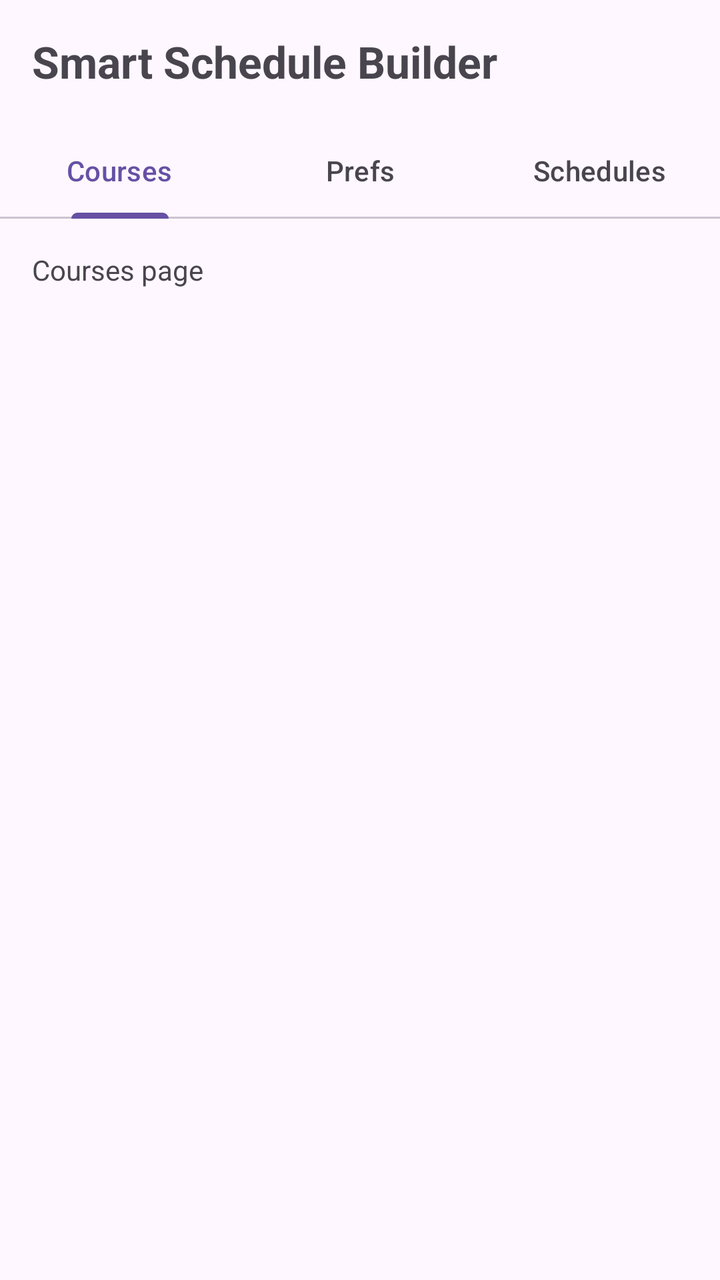
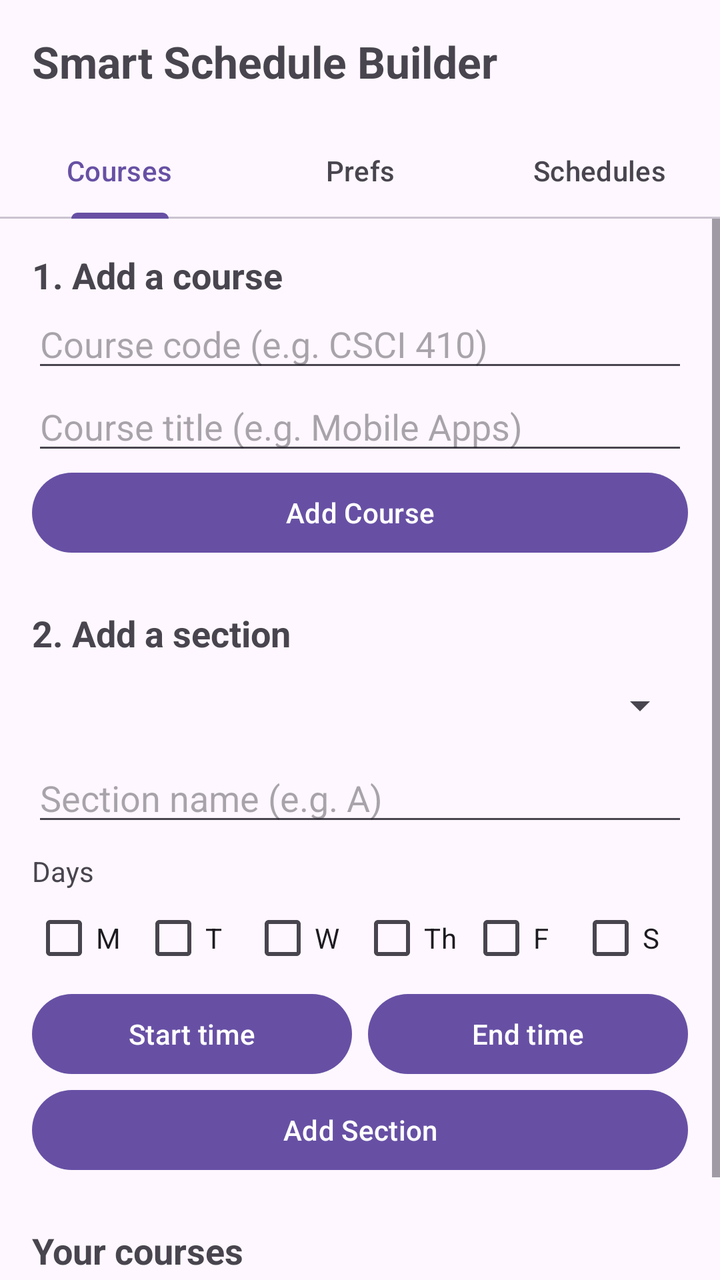

The first picture is an Android layout as it rendered before a commit; the second is the same layout after the commit. The layout source and the unified diff follow.
<!-- AndroidManifest.xml: application theme Theme.SmartScheduleBuilder -->
<!-- res/layout/activity_main.xml -->
<?xml version="1.0" encoding="utf-8"?>
<LinearLayout xmlns:android="http://schemas.android.com/apk/res/android"
    xmlns:app="http://schemas.android.com/apk/res-auto"
    android:id="@+id/main"
    android:layout_width="match_parent"
    android:layout_height="match_parent"
    android:orientation="vertical">

    
    <TextView
        android:layout_width="match_parent"
        android:layout_height="wrap_content"
        android:padding="16dp"
        android:text="Smart Schedule Builder"
        android:textSize="22sp"
        android:textStyle="bold" />

    
    <com.google.android.material.tabs.TabLayout
        android:id="@+id/tabLayout"
        android:layout_width="match_parent"
        android:layout_height="wrap_content"
        app:tabGravity="fill"
        app:tabMode="fixed">

        <com.google.android.material.tabs.TabItem
            android:layout_width="wrap_content"
            android:layout_height="wrap_content"
            android:text="Courses" />

        <com.google.android.material.tabs.TabItem
            android:layout_width="wrap_content"
            android:layout_height="wrap_content"
            android:text="Prefs" />

        <com.google.android.material.tabs.TabItem
            android:layout_width="wrap_content"
            android:layout_height="wrap_content"
            android:text="Schedules" />
    </com.google.android.material.tabs.TabLayout>

    
    <FrameLayout
        android:layout_width="match_parent"
        android:layout_height="0dp"
        android:layout_weight="1">

        
        <LinearLayout
            android:id="@+id/pageCourses"
            android:layout_width="match_parent"
            android:layout_height="match_parent"
            android:orientation="vertical"
            android:padding="16dp"
            android:visibility="visible">

            <TextView
                android:layout_width="wrap_content"
                android:layout_height="wrap_content"
                android:text="Courses page" />
        </LinearLayout>

        
        <LinearLayout
            android:id="@+id/pagePrefs"
            android:layout_width="match_parent"
            android:layout_height="match_parent"
            android:orientation="vertical"
            android:padding="16dp"
            android:visibility="gone">

            <TextView
                android:layout_width="wrap_content"
                android:layout_height="wrap_content"
                android:text="Preferences page" />
        </LinearLayout>

        
        <LinearLayout
            android:id="@+id/pageSchedules"
            android:layout_width="match_parent"
            android:layout_height="match_parent"
            android:orientation="vertical"
            android:padding="16dp"
            android:visibility="gone">

            <TextView
                android:layout_width="wrap_content"
                android:layout_height="wrap_content"
                android:text="Schedules page" />
        </LinearLayout>
    </FrameLayout>
</LinearLayout>
<!-- resources referenced by this layout -->
<resources>
  <style name="Theme.SmartScheduleBuilder" parent="Base.Theme.SmartScheduleBuilder" />
  <style name="Base.Theme.SmartScheduleBuilder" parent="Theme.Material3.DayNight.NoActionBar">
          
          
      </style>
</resources>

<!-- the commit's change to res/layout/activity_main.xml (unified diff, before → after) -->
@@ -46,19 +46,142 @@
         android:layout_weight="1">
 
         
-        <LinearLayout
+        <ScrollView
             android:id="@+id/pageCourses"
             android:layout_width="match_parent"
             android:layout_height="match_parent"
-            android:orientation="vertical"
-            android:padding="16dp"
             android:visibility="visible">
 
-            <TextView
-                android:layout_width="wrap_content"
+            <LinearLayout
+                android:layout_width="match_parent"
                 android:layout_height="wrap_content"
-                android:text="Courses page" />
-        </LinearLayout>
+                android:orientation="vertical"
+                android:padding="16dp">
+
+                
+                <TextView
+                    android:layout_width="wrap_content"
+                    android:layout_height="wrap_content"
+                    android:text="1. Add a course"
+                    android:textSize="18sp"
+                    android:textStyle="bold" />
+
+                <EditText
+                    android:id="@+id/inputCourseCode"
+                    android:layout_width="match_parent"
+                    android:layout_height="wrap_content"
+                    android:hint="Course code (e.g. CSCI 410)"
+                    android:inputType="textCapCharacters" />
+
+                <EditText
+                    android:id="@+id/inputCourseTitle"
+                    android:layout_width="match_parent"
+                    android:layout_height="wrap_content"
+                    android:hint="Course title (e.g. Mobile Apps)"
+                    android:inputType="textCapWords" />
+
+                <Button
+                    android:id="@+id/btnAddCourse"
+                    android:layout_width="match_parent"
+                    android:layout_height="wrap_content"
+                    android:text="Add Course" />
+
+                
+                <TextView
+                    android:layout_width="wrap_content"
+                    android:layout_height="wrap_content"
+                    android:layout_marginTop="24dp"
+                    android:text="2. Add a section"
+                    android:textSize="18sp"
+                    android:textStyle="bold" />
+
+                <Spinner
+                    android:id="@+id/spinnerCourse"
+                    android:layout_width="match_parent"
+                    android:layout_height="48dp" />
+
+                <EditText
+                    android:id="@+id/inputSectionName"
+                    android:layout_width="match_parent"
+                    android:layout_height="wrap_content"
+                    android:hint="Section name (e.g. A)"
+                    android:inputType="textCapCharacters" />
+
+                <TextView
+                    android:layout_width="wrap_content"
+                    android:layout_height="wrap_content"
+                    android:layout_marginTop="8dp"
+                    android:text="Days" />
+
+                <LinearLayout
+                    android:layout_width="match_parent"
+                    android:layout_height="wrap_content"
+                    android:orientation="horizontal">
+
+                    <CheckBox android:id="@+id/checkMon" android:layout_width="0dp" android:layout_height="wrap_content" android:layout_weight="1" android:text="M" />
+                    <CheckBox android:id="@+id/checkTue" android:layout_width="0dp" android:layout_height="wrap_content" android:layout_weight="1" android:text="T" />
+                    <CheckBox android:id="@+id/checkWed" android:layout_width="0dp" android:layout_height="wrap_content" android:layout_weight="1" android:text="W" />
+                    <CheckBox android:id="@+id/checkThu" android:layout_width="0dp" android:layout_height="wrap_content" android:layout_weight="1" android:text="Th" />
+                    <CheckBox android:id="@+id/checkFri" android:layout_width="0dp" android:layout_height="wrap_content" android:layout_weight="1" android:text="F" />
+                    <CheckBox android:id="@+id/checkSat" android:layout_width="0dp" android:layout_height="wrap_content" android:layout_weight="1" android:text="S" />
+                </LinearLayout>
+
+                <LinearLayout
+                    android:layout_width="match_parent"
+                    android:layout_height="wrap_content"
+                    android:orientation="horizontal">
+
+                    <Button
+                        android:id="@+id/btnStartTime"
+                        android:layout_width="0dp"
+                        android:layout_height="wrap_content"
+                        android:layout_marginEnd="8dp"
+                        android:layout_weight="1"
+                        android:text="Start time" />
+
+                    <Button
+                        android:id="@+id/btnEndTime"
+                        android:layout_width="0dp"
+                        android:layout_height="wrap_content"
+                        android:layout_weight="1"
+                        android:text="End time" />
+                </LinearLayout>
+
+                <Button
+                    android:id="@+id/btnAddSection"
+                    android:layout_width="match_parent"
+                    android:layout_height="wrap_content"
+                    android:text="Add Section" />
+
+                
+                <TextView
+                    android:layout_width="wrap_content"
+                    android:layout_height="wrap_content"
+                    android:layout_marginTop="24dp"
+                    android:text="Your courses"
+                    android:textSize="18sp"
+                    android:textStyle="bold" />
+
+                <TextView
+                    android:id="@+id/textEmptyCourses"
+                    android:layout_width="wrap_content"
+                    android:layout_height="wrap_content"
+                    android:text="No courses yet. Add one above." />
+
+                <LinearLayout
+                    android:id="@+id/courseListContainer"
+                    android:layout_width="match_parent"
+                    android:layout_height="wrap_content"
+                    android:orientation="vertical" />
+
+                <TextView
+                    android:layout_width="wrap_content"
+                    android:layout_height="wrap_content"
+                    android:layout_marginTop="8dp"
+                    android:text="Tip: long-press a course to remove it."
+                    android:textSize="12sp" />
+            </LinearLayout>
+        </ScrollView>
 
         
         <LinearLayout
